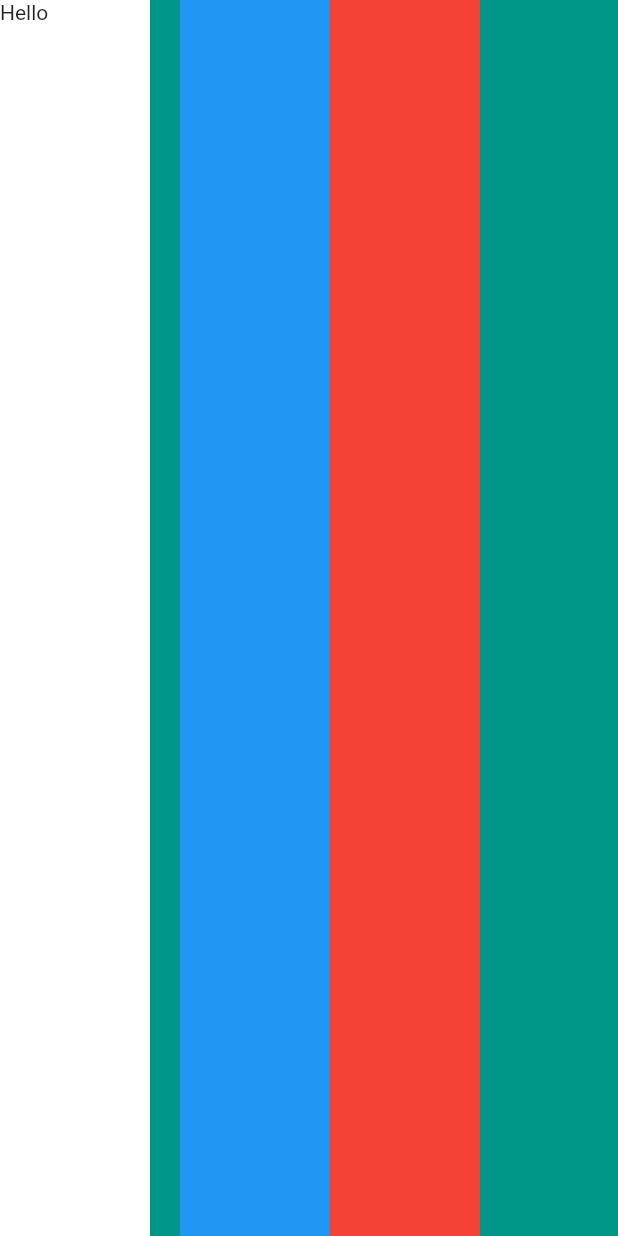
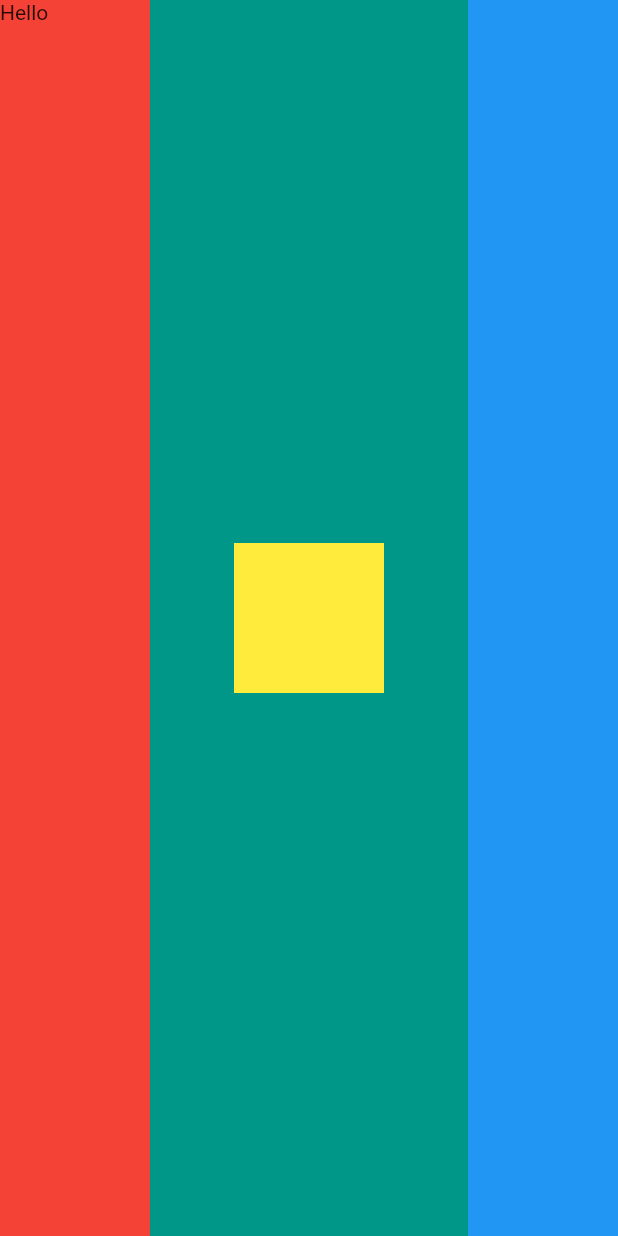
Before and after one commit to jinhlee19/flutter-playground, a Flutter app: the screen it shows after launch, on a phone screen of 412 x 824 dp. Run offline on Flutter 3.47's test engine with Material 2 defaults, Android fonts, the phone set to English and light mode, and no system bars.

Commit message:
Column & Row Widgets for Layout Challenge

```diff
--- a/mi_card/lib/main.dart
+++ b/mi_card/lib/main.dart
@@ -34,31 +34,31 @@ class MyApp extends StatelessWidget {
 
             // #4 전체 너비 변화
             // 개별 입력 white Container 주석참고
-            crossAxisAlignment: CrossAxisAlignment.stretch,
-
+            crossAxisAlignment: CrossAxisAlignment.center,
+            mainAxisAlignment: MainAxisAlignment.spaceBetween,
             children: <Widget>[
               Container(
                 // single child widget (multi와 구분)
-                color: Colors.white,
-                height: 100,
+                color: Colors.red,
+                height: double.infinity,
                 width: 100,
                 // width: double.infinity,
                 child: Text('Hello'),
               ),
-              SizedBox(
-                height: 20.0,
-                width: 20.0,
-                // Row, CrossAxisAlignment 가 stretch,로 잡힐 경우 무시되고 늘어남..
+              // SizedBox(
+              //   height: 20.0,
+              //   width: 20.0,
+              //   // Row, CrossAxisAlignment 가 stretch,로 잡힐 경우 무시되고 늘어남..
+              // ),
+              Container(
+                width: 100.0,
+                height: 100.0,
+                color: Colors.yellow,
               ),
               Container(
                 width: 100.0,
-                height: 100.0,
+                height: double.infinity,
                 color: Colors.blue,
-              ),
-              Container(
-                width: 100.0,
-                height: 100.0,
-                color: Colors.red,
               ),
             ],
           ), // column - widget -> list of items
```
